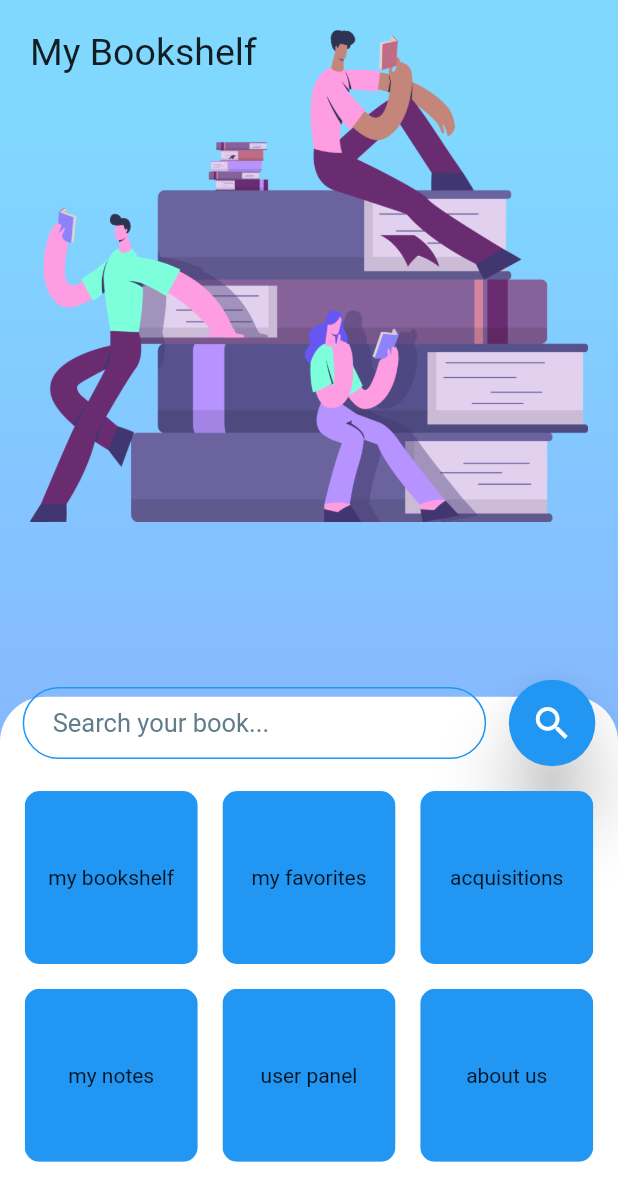
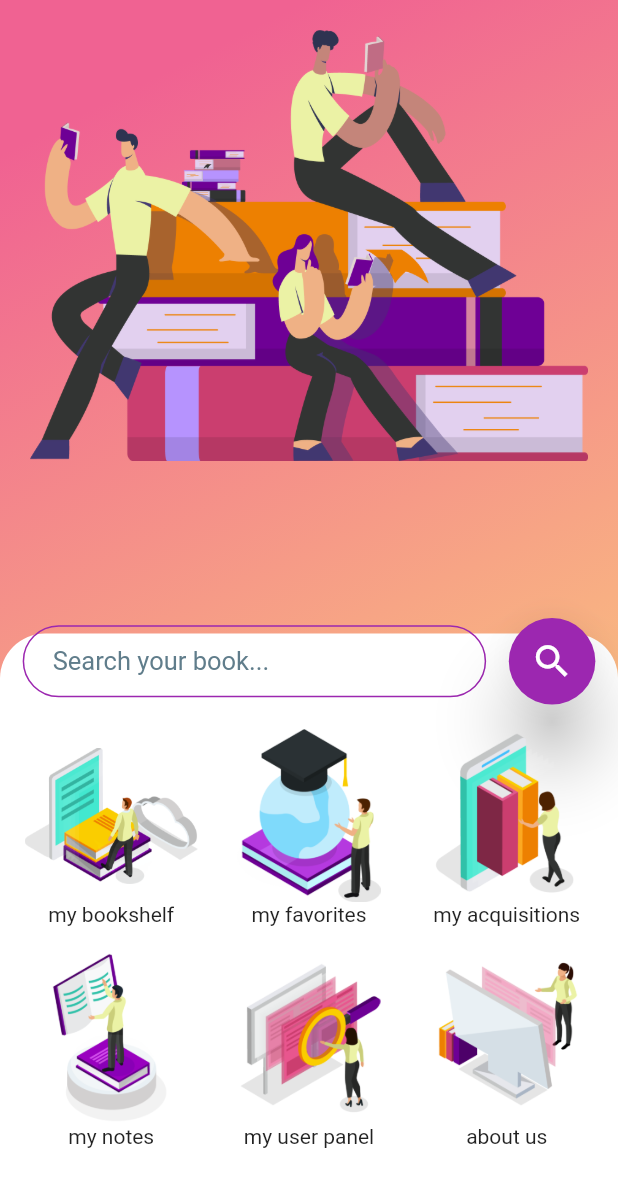
Before and after one commit to Murat-Altintas/bookshelf-app, a Flutter app: the MasterPage screen opened directly, on a phone screen of 412 x 824 dp. Shown: the top 1201 px of the screen. Run offline on Flutter 3.47's test engine with Material 2 defaults, Android fonts, the light colour scheme and no system bars.

Commit message:
ver 1.05 mainPage's completed.

```diff
--- a/lib/main.dart
+++ b/lib/main.dart
@@ -30,7 +30,7 @@ class _MyHomePageState extends State<MyHomePage> {
     return Scaffold(
       resizeToAvoidBottomPadding: false,
       //backgroundColor: Colors.lightBlueAccent.shade100,
-      body: LoginPage2(),
+      body: MasterPage(),
     );
   }
 }
--- a/lib/masterpage.dart
+++ b/lib/masterpage.dart
@@ -27,14 +27,15 @@ class MasterPageState extends State<MasterPage> {
               width: widthSize(75),
               child: TextField(
                 decoration: InputDecoration(
+
                   contentPadding: EdgeInsets.only(left: 20, top: 3),
                   border: OutlineInputBorder(
-                    borderSide: BorderSide(color: mainBlue, width: 2),
+                    borderSide: BorderSide(color: Colors.purple, width: 2),
                     borderRadius: BorderRadius.all(Radius.circular(60)),
                   ),
                   enabledBorder: OutlineInputBorder(
                     borderRadius: BorderRadius.all(Radius.circular(40.0)),
-                    borderSide: BorderSide(color: Colors.blue, width: 1),
+                    borderSide: BorderSide(color: Colors.purple, width: 1),
                   ),
                   hintText: "Search your book...",
                   hintStyle: search,
@@ -42,7 +43,7 @@ class MasterPageState extends State<MasterPage> {
               ),
             ),
             RawMaterialButton(
-              splashColor: Colors.purple,
+              splashColor: Colors.yellow,
               onPressed: () {},
               elevation: 20,
               child: Icon(
@@ -55,30 +56,28 @@ class MasterPageState extends State<MasterPage> {
                 width: SizeConfig.blockSizeVertical * 7,
               ),
               shape: CircleBorder(),
-              fillColor: mainBlue,
+              fillColor: Colors.purple,
             ),
           ],
         );
     var bgGradient = Container(
       child: Padding(
         padding: const EdgeInsets.all(20),
-        child: Text(
-          "My Bookshelf", style: TextStyle(fontSize: 25),
-        ),
+
       ),
       height: heightSize(100),
       width: widthSize(100),
       decoration: BoxDecoration(
           gradient: LinearGradient(
-              begin: Alignment.topCenter,
-              end: Alignment.bottomCenter,
+              begin: Alignment.topLeft,
+              end: Alignment.bottomRight,
               stops: [
             0.1,
             1
           ],
               colors: [
-            Colors.lightBlueAccent.shade100,
-            Colors.indigoAccent.shade100
+            Colors.pink.shade300,
+            Colors.yellow.shade300
           ])),
     );
     return Scaffold(
@@ -96,7 +95,7 @@ class MasterPageState extends State<MasterPage> {
               alignment: Alignment(1, 1.05),
               child: Container(
                 width: SizeConfig.screenWidth,
-                height: SizeConfig.blockSizeVertical * 45,
+                height: heightSize(50),
                 decoration: BoxDecoration(
                   color: Colors.white,
                   shape: BoxShape.rectangle,
@@ -110,7 +109,7 @@ class MasterPageState extends State<MasterPage> {
             Column(
               children: <Widget>[
                 SizedBox(
-                  height: heightSize(55),
+                  height: heightSize(50),
                 ),
                 searchBar(),
                 SizedBox(
@@ -121,41 +120,44 @@ class MasterPageState extends State<MasterPage> {
                   children: <Widget>[
                     ClipRRect(
                       borderRadius: BorderRadius.all(Radius.circular(10)),
-                      child: Container(
-                        child: Center(
-                            child: Text(
-                          "my bookshelf",
-                          textAlign: TextAlign.center,
-                        )),
-                        color: mainBlue,
+                      child: Column(
+                        children: <Widget>[
+                          SizedBox(
                             width: widthSize(28),
                             height: heightSize(14),
+                            child:
+                                Image.asset("assets/images/my_bookshelf.png"),
+                          ),
+                          Text("my bookshelf"),
+                        ],
                       ),
                     ),
                     ClipRRect(
                       borderRadius: BorderRadius.all(Radius.circular(10)),
-                      child: Container(
-                        child: Center(
-                            child: Text(
-                          "my favorites",
-                          textAlign: TextAlign.center,
-                        )),
-                        color: mainBlue,
+                      child: Column(
+                        children: <Widget>[
+                          SizedBox(
                             width: widthSize(28),
                             height: heightSize(14),
+                            child:
+                            Image.asset("assets/images/my_favorites.png"),
+                          ),
+                          Text("my favorites"),
+                        ],
                       ),
                     ),
                     ClipRRect(
                       borderRadius: BorderRadius.all(Radius.circular(10)),
-                      child: Container(
-                        child: Center(
-                            child: Text(
-                          "acquisitions",
-                          textAlign: TextAlign.center,
-                        )),
-                        color: mainBlue,
+                      child: Column(
+                        children: <Widget>[
+                          SizedBox(
                             width: widthSize(28),
                             height: heightSize(14),
+                            child:
+                            Image.asset("assets/images/my_acquisitions.png"),
+                          ),
+                          Text("my acquisitions"),
+                        ],
                       ),
                     ),
                   ],
@@ -168,41 +170,44 @@ class MasterPageState extends State<MasterPage> {
                   children: <Widget>[
                     ClipRRect(
                       borderRadius: BorderRadius.all(Radius.circular(10)),
-                      child: Container(
-                        child: Center(
-                            child: Text(
-                          "my notes",
-                          textAlign: TextAlign.center,
-                        )),
-                        color: mainBlue,
+                      child: Column(
+                        children: <Widget>[
+                          SizedBox(
                             width: widthSize(28),
                             height: heightSize(14),
+                            child:
+                            Image.asset("assets/images/my_notes.png"),
+                          ),
+                          Text("my notes"),
+                        ],
                       ),
                     ),
                     ClipRRect(
                       borderRadius: BorderRadius.all(Radius.circular(10)),
-                      child: Container(
-                        child: Center(
-                            child: Text(
-                          "user panel",
-                          textAlign: TextAlign.center,
-                        )),
-                        color: mainBlue,
+                      child: Column(
+                        children: <Widget>[
+                          SizedBox(
                             width: widthSize(28),
                             height: heightSize(14),
+                            child:
+                            Image.asset("assets/images/my_userpanel.png"),
+                          ),
+                          Text("my user panel"),
+                        ],
                       ),
                     ),
                     ClipRRect(
                       borderRadius: BorderRadius.all(Radius.circular(10)),
-                      child: Container(
-                        child: Center(
-                            child: Text(
-                          "about us",
-                          textAlign: TextAlign.center,
-                        )),
-                        color: mainBlue,
+                      child: Column(
+                        children: <Widget>[
+                          SizedBox(
                             width: widthSize(28),
                             height: heightSize(14),
+                            child:
+                            Image.asset("assets/images/about_us.png"),
+                          ),
+                          Text("about us"),
+                        ],
                       ),
                     ),
                   ],
--- a/pubspec.yaml
+++ b/pubspec.yaml
@@ -53,9 +53,8 @@ flutter:
 
   # To add assets to your application, add an assets section, like this:
   assets:
-     - assets/images/splash.png
-     - assets/images/coffee.png
-     - assets/images/topsearch.png
+     - assets/images/
+
 
   # An image asset can refer to one or more resolution-specific "variants", see
   # https://flutter.dev/assets-and-images/#resolution-aware.
```
Also changed, not shown: assets/images/about_us.png (added), assets/images/my_acquisitions.png (added), assets/images/my_bookshelf.png (added), assets/images/my_favorites.png (added), assets/images/my_notes.png (added), assets/images/my_userpanel.png (added), assets/images/topsearch.png, 7 other files. Lines whose indentation alone changed are shown as unchanged.
